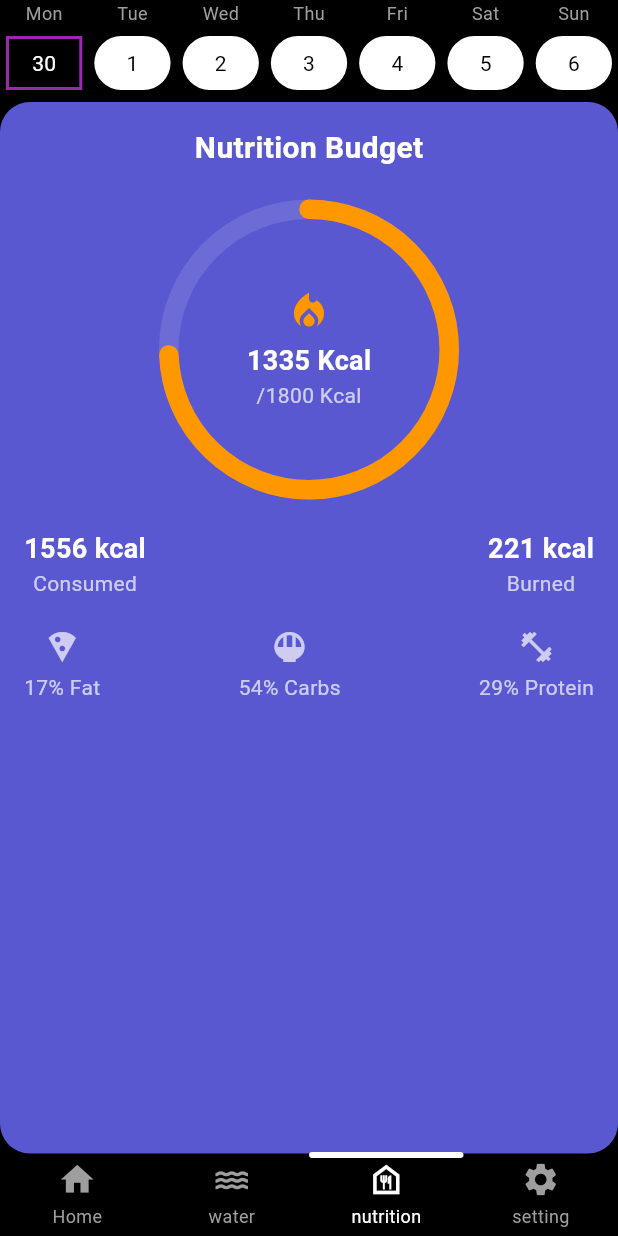
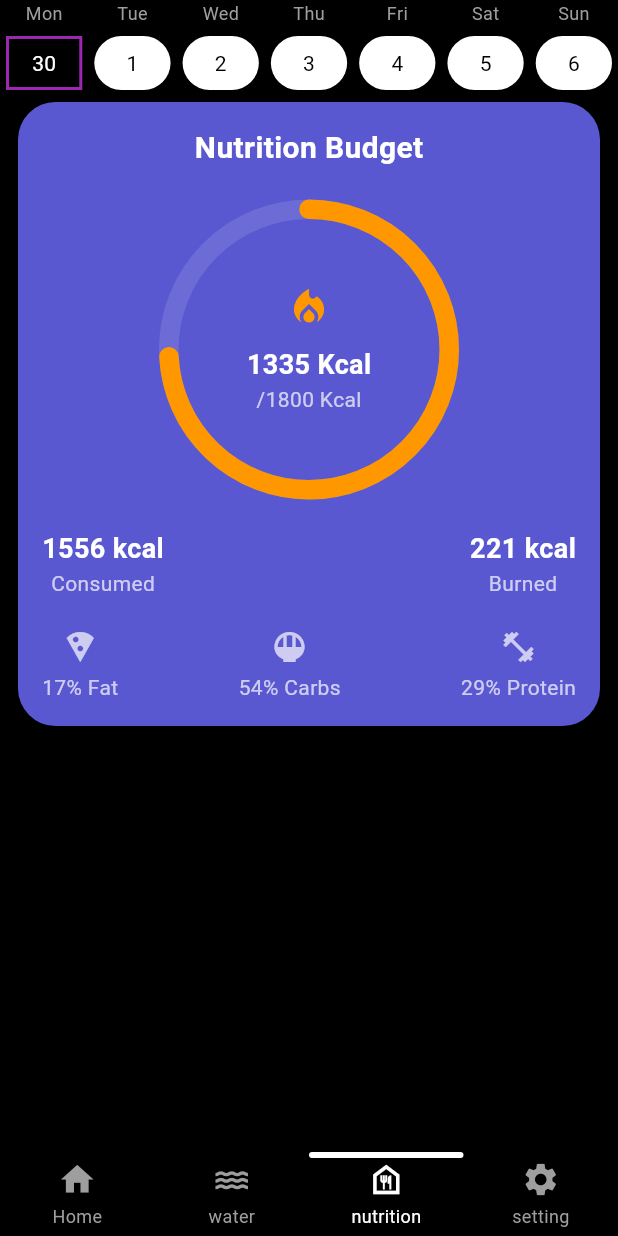
Before and after one commit to real-Hafez/lose_weight_eat_healthy, a Flutter app: the BottomNavBar_main screen opened directly, on a phone screen of 412 x 824 dp. Run offline on Flutter 3.47's test engine with Material 3 defaults, Android fonts, the phone set to English and light mode, and no system bars; drawn by our look-alikes of percent_indicator, persistent_bottom_nav_bar, table_calendar; our stand-ins replace animated_text_kit, another_flutter_splash_screen, auto_size_text, bloc, cloud_firestore, device_preview and 14 more; accounts and stored records are empty.

Commit message:
seprate files into smaller parts

```diff
--- /dev/null
+++ b/lib/src/features/nutrition/features/Calories_Tracker/widgets/Calorie_Progress_Indicator.dart
@@ -0,0 +1,46 @@
+import 'package:flutter/material.dart';
+import 'package:percent_indicator/circular_percent_indicator.dart';
+
+class Calorie_Progress_Indicator extends StatelessWidget {
+  const Calorie_Progress_Indicator({
+    super.key,
+  });
+
+  @override
+  Widget build(BuildContext context) {
+    return CircularPercentIndicator(
+      radius: 100.0,
+      lineWidth: 13.0,
+      percent: 1335 / 1800,
+      center: const Column(
+        mainAxisAlignment: MainAxisAlignment.center,
+        children: [
+          Icon(
+            Icons.local_fire_department,
+            color: Colors.orange,
+            size: 30,
+          ),
+          SizedBox(height: 10),
+          Text(
+            "1335 Kcal",
+            style: TextStyle(
+              color: Colors.white,
+              fontSize: 18.0,
+              fontWeight: FontWeight.bold,
+            ),
+          ),
+          Text(
+            "/1800 Kcal",
+            style: TextStyle(
+              color: Colors.white70,
+              fontSize: 14.0,
+            ),
+          ),
+        ],
+      ),
+      progressColor: Colors.orange,
+      backgroundColor: Colors.white12,
+      circularStrokeCap: CircularStrokeCap.round,
+    );
+  }
+}
--- /dev/null
+++ b/lib/src/features/nutrition/features/Calories_Tracker/widgets/Calorie_Tracker_Widget.dart
@@ -0,0 +1,14 @@
+import 'package:flutter/material.dart';
+import 'package:lose_weight_eat_healthy/src/features/nutrition/features/Calories_Tracker/widgets/Daily_Nutrition_Card.dart';
+
+class CalorieTrackerWidget extends StatelessWidget {
+  const CalorieTrackerWidget({super.key});
+
+  @override
+  Widget build(BuildContext context) {
+    return const Padding(
+      padding: EdgeInsets.symmetric(horizontal: 12),
+      child: Daily_Nutrition_Card(),
+    );
+  }
+}
--- /dev/null
+++ b/lib/src/features/nutrition/features/Calories_Tracker/widgets/Daily_Nutrition_Card.dart
@@ -0,0 +1,59 @@
+import 'package:flutter/material.dart';
+import 'package:lose_weight_eat_healthy/src/features/nutrition/features/Calories_Tracker/widgets/Calorie_Progress_Indicator.dart';
+import 'package:lose_weight_eat_healthy/src/features/nutrition/features/Calories_Tracker/widgets/Macro_Detail.dart';
+import 'package:lose_weight_eat_healthy/src/features/nutrition/features/Calories_Tracker/widgets/Nutrition_Detail.dart';
+
+class Daily_Nutrition_Card extends StatelessWidget {
+  const Daily_Nutrition_Card({super.key});
+
+  @override
+  Widget build(BuildContext context) {
+    return Container(
+      padding: const EdgeInsets.all(16.0),
+      decoration: BoxDecoration(
+          color: const Color(0xFF5958D0),
+          borderRadius: BorderRadius.circular(25.0)),
+      child: const Column(
+        mainAxisSize: MainAxisSize.min,
+        children: [
+          Text(
+            "Nutrition Budget",
+            style: TextStyle(
+              color: Colors.white,
+              fontSize: 20.0,
+              fontWeight: FontWeight.bold,
+            ),
+          ),
+          SizedBox(height: 20),
+          Calorie_Progress_Indicator(),
+          SizedBox(height: 20),
+          Row(
+            mainAxisAlignment: MainAxisAlignment.spaceBetween,
+            children: [
+              NutritionDetail(label: "Consumed", value: "1556 kcal"),
+              NutritionDetail(label: "Burned", value: "221 kcal"),
+            ],
+          ),
+          SizedBox(height: 20),
+          Row(
+            mainAxisAlignment: MainAxisAlignment.spaceBetween,
+            children: [
+              Macro_Detail(
+                icon: Icons.local_pizza,
+                label: "17% Fat",
+              ),
+              Macro_Detail(
+                icon: Icons.rice_bowl,
+                label: "54% Carbs",
+              ),
+              Macro_Detail(
+                icon: Icons.fitness_center,
+                label: "29% Protein",
+              ),
+            ],
+          ),
+        ],
+      ),
+    );
+  }
+}
--- /dev/null
+++ b/lib/src/features/nutrition/features/Calories_Tracker/widgets/Macro_Detail.dart
@@ -0,0 +1,31 @@
+import 'dart:ui';
+
+import 'package:flutter/material.dart';
+
+class Macro_Detail extends StatelessWidget {
+  final IconData icon;
+  final String label;
+
+  const Macro_Detail({
+    super.key,
+    required this.icon,
+    required this.label,
+  });
+
+  @override
+  Widget build(BuildContext context) {
+    return Column(
+      children: [
+        Icon(icon, color: Colors.white70),
+        const SizedBox(height: 5),
+        Text(
+          label,
+          style: const TextStyle(
+            color: Colors.white70,
+            fontSize: 14.0,
+          ),
+        ),
+      ],
+    );
+  }
+}
--- /dev/null
+++ b/lib/src/features/nutrition/features/Calories_Tracker/widgets/Nutrition_Detail.dart
@@ -0,0 +1,35 @@
+import 'package:flutter/material.dart';
+
+class NutritionDetail extends StatelessWidget {
+  final String label;
+  final String value;
+
+  const NutritionDetail({
+    super.key,
+    required this.label,
+    required this.value,
+  });
+
+  @override
+  Widget build(BuildContext context) {
+    return Column(
+      children: [
+        Text(
+          value,
+          style: const TextStyle(
+            color: Colors.white,
+            fontSize: 18.0,
+            fontWeight: FontWeight.bold,
+          ),
+        ),
+        Text(
+          label,
+          style: const TextStyle(
+            color: Colors.white70,
+            fontSize: 14.0,
+          ),
+        ),
+      ],
+    );
+  }
+}
--- a/lib/src/features/nutrition/pages/nutrition.dart
+++ b/lib/src/features/nutrition/pages/nutrition.dart
@@ -1,6 +1,6 @@
 import 'package:flutter/material.dart';
-import 'package:lose_weight_eat_healthy/src/features/nutrition/widgets/Calorie_Tracker_Widget.dart';
-import 'package:lose_weight_eat_healthy/src/features/nutrition/widgets/nutrition_calender.dart';
+import 'package:lose_weight_eat_healthy/src/features/nutrition/features/Calories_Tracker/widgets/Calorie_Tracker_Widget.dart';
+import 'package:lose_weight_eat_healthy/src/features/nutrition/features/calender/widgets/nutrition_calender.dart';
 
 class Nutrition extends StatelessWidget {
   const Nutrition({super.key});
@@ -10,7 +10,9 @@ class Nutrition extends StatelessWidget {
     return const Column(
       children: [
         nutrition_calender(),
-        Expanded(child: NutritionBudgetWidget()),
+        Flexible(
+          child: CalorieTrackerWidget(),
+        ),
       ],
     );
   }
--- a/lib/src/features/nutrition/widgets/Calorie_Tracker_Widget.dart
+++ /dev/null
@@ -1,142 +0,0 @@
-import 'package:flutter/material.dart';
-import 'package:percent_indicator/circular_percent_indicator.dart';
-
-class NutritionBudgetWidget extends StatelessWidget {
-  const NutritionBudgetWidget({super.key});
-
-  @override
-  Widget build(BuildContext context) {
-    return const NutritionCard();
-  }
-}
-
-class NutritionCard extends StatelessWidget {
-  const NutritionCard({super.key});
-
-  @override
-  Widget build(BuildContext context) {
-    return Container(
-      padding: const EdgeInsets.all(16.0),
-      decoration: BoxDecoration(
-        color: const Color(0xFF5958D0),
-        borderRadius: BorderRadius.circular(20.0),
-      ),
-      child: Column(
-        mainAxisSize: MainAxisSize.min,
-        children: [
-          const Text(
-            "Nutrition Budget",
-            style: TextStyle(
-              color: Colors.white,
-              fontSize: 20.0,
-              fontWeight: FontWeight.bold,
-            ),
-          ),
-          const SizedBox(height: 20),
-          CircularPercentIndicator(
-            radius: 100.0,
-            lineWidth: 13.0,
-            percent: 1339 / 1800,
-            center: const Column(
-              mainAxisAlignment: MainAxisAlignment.center,
-              children: [
-                Icon(Icons.local_fire_department,
-                    color: Colors.orange, size: 30),
-                SizedBox(height: 5),
-                Text(
-                  "1335 Kcal",
-                  style: TextStyle(
-                    color: Colors.white,
-                    fontSize: 18.0,
-                    fontWeight: FontWeight.bold,
-                  ),
-                ),
-                Text(
-                  "/1800 Kcal",
-                  style: TextStyle(
-                    color: Colors.white70,
-                    fontSize: 14.0,
-                  ),
-                ),
-              ],
-            ),
-            progressColor: Colors.orange,
-            backgroundColor: Colors.white12,
-            circularStrokeCap: CircularStrokeCap.round,
-          ),
-          const SizedBox(height: 20),
-          const Row(
-            mainAxisAlignment: MainAxisAlignment.spaceBetween,
-            children: [
-              NutritionDetail(label: "Consumed", value: "1556 kcal"),
-              NutritionDetail(label: "Burned", value: "221 kcal"),
-            ],
-          ),
-          const SizedBox(height: 20),
-          const Row(
-            mainAxisAlignment: MainAxisAlignment.spaceBetween,
-            children: [
-              MacroDetail(icon: Icons.local_pizza, label: "17% Fat"),
-              MacroDetail(icon: Icons.rice_bowl, label: "54% Carbs"),
-              MacroDetail(icon: Icons.fitness_center, label: "29% Protein"),
-            ],
-          ),
-        ],
-      ),
-    );
-  }
-}
-
-class NutritionDetail extends StatelessWidget {
-  final String label;
-  final String value;
-
-  const NutritionDetail({super.key, required this.label, required this.value});
-
-  @override
-  Widget build(BuildContext context) {
-    return Column(
-      children: [
-        Text(
-          value,
-          style: const TextStyle(
-            color: Colors.white,
-            fontSize: 18.0,
-            fontWeight: FontWeight.bold,
-          ),
-        ),
-        Text(
-          label,
-          style: const TextStyle(
-            color: Colors.white70,
-            fontSize: 14.0,
-          ),
-        ),
-      ],
-    );
-  }
-}
-
-class MacroDetail extends StatelessWidget {
-  final IconData icon;
-  final String label;
-
-  const MacroDetail({super.key, required this.icon, required this.label});
-
-  @override
-  Widget build(BuildContext context) {
-    return Column(
-      children: [
-        Icon(icon, color: Colors.white70),
-        const SizedBox(height: 5),
-        Text(
-          label,
-          style: const TextStyle(
-            color: Colors.white70,
-            fontSize: 14.0,
-          ),
-        ),
-      ],
-    );
-  }
-}
```
Also changed, not shown: lib/src/features/nutrition/features/calender/widgets/nutrition_calender.dart (renamed from lib/src/features/nutrition/widgets/nutrition_calender.dart).
